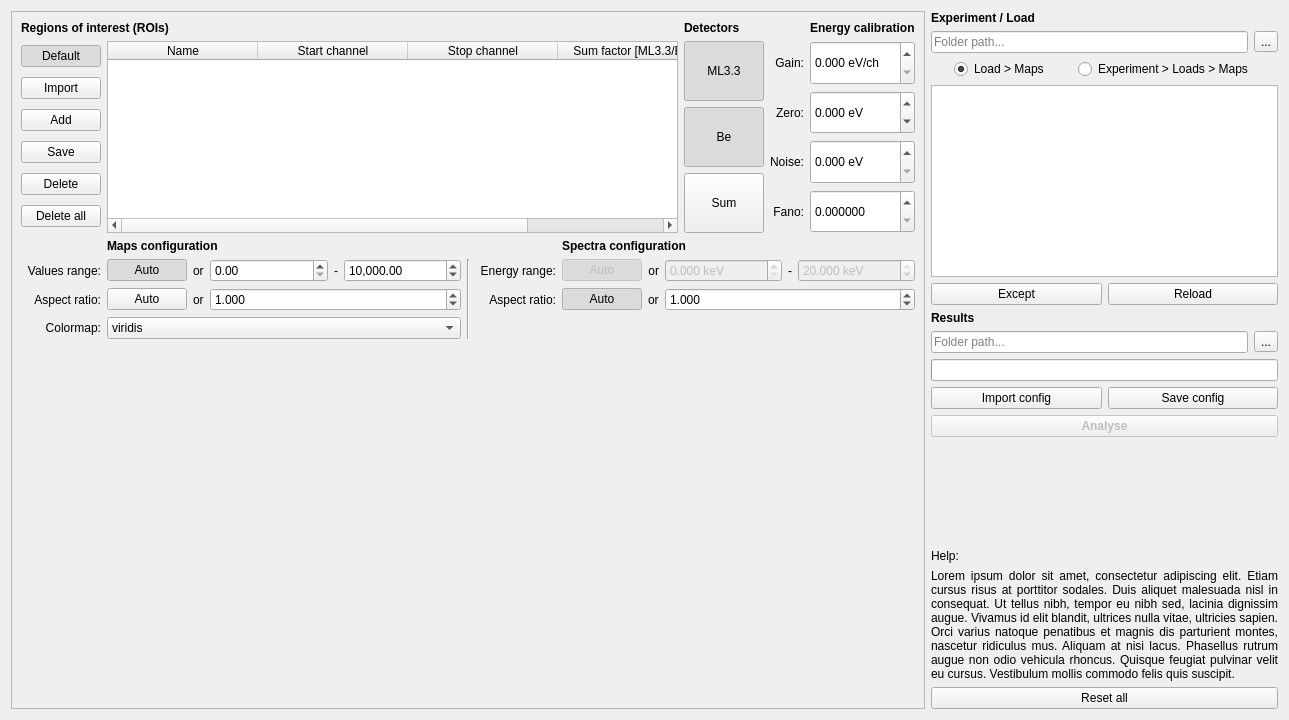
Old version of the form batch.ui in the repository pfilipl/PolyX-XRF-Data-Analyser.
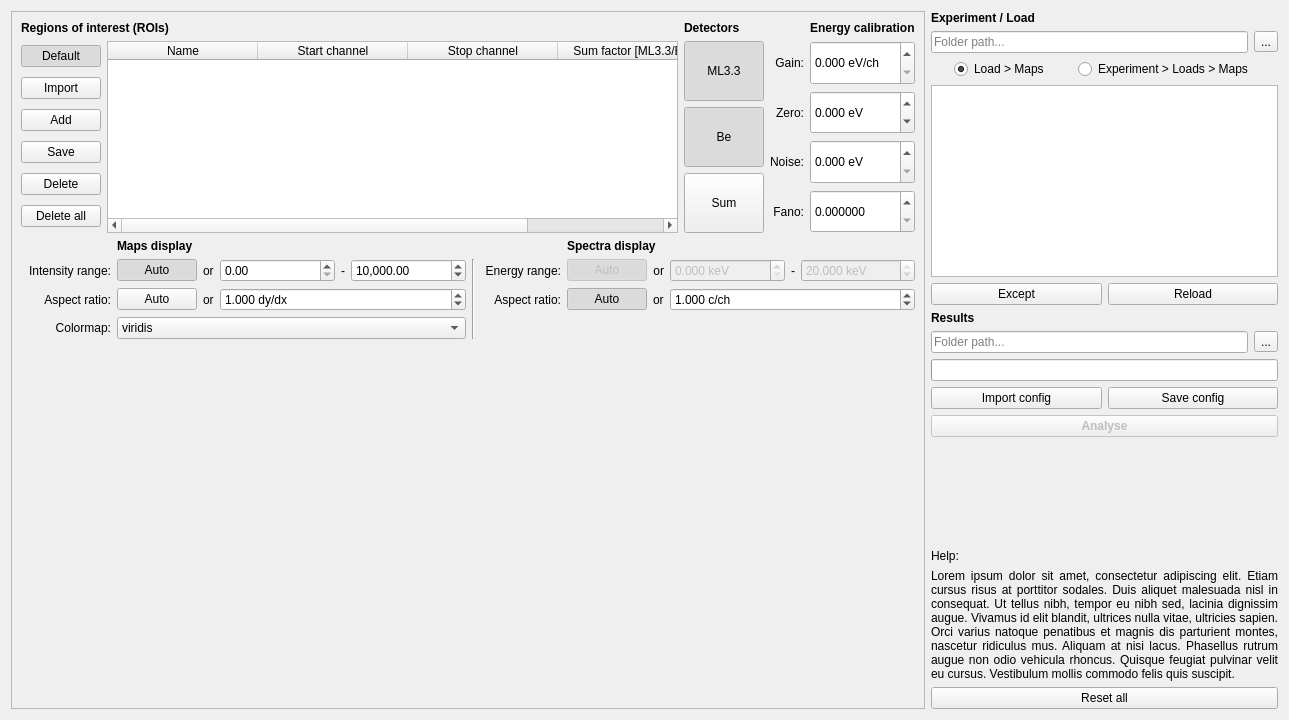
New version of the form.

Commit message: Checkboxes in add roi dialog

The edit to the form file:
```diff
--- a/batch.ui
+++ b/batch.ui
@@ -660,6 +660,9 @@
               <property name="mouseTracking">
                <bool>true</bool>
               </property>
+              <property name="suffix">
+               <string> c/ch</string>
+              </property>
               <property name="decimals">
                <number>3</number>
               </property>
@@ -844,6 +847,9 @@
               <property name="mouseTracking">
                <bool>true</bool>
               </property>
+              <property name="suffix">
+               <string> dy/dx</string>
+              </property>
               <property name="decimals">
                <number>3</number>
               </property>
@@ -876,13 +882,13 @@
             </property>
             <property name="minimumSize">
              <size>
-              <width>80</width>
+              <width>90</width>
               <height>0</height>
              </size>
             </property>
             <property name="maximumSize">
              <size>
-              <width>80</width>
+              <width>90</width>
               <height>16777215</height>
              </size>
             </property>
@@ -1037,13 +1043,13 @@
             </property>
             <property name="minimumSize">
              <size>
-              <width>80</width>
+              <width>90</width>
               <height>0</height>
              </size>
             </property>
             <property name="maximumSize">
              <size>
-              <width>80</width>
+              <width>90</width>
               <height>16777215</height>
              </size>
             </property>
@@ -1068,13 +1074,13 @@
             </property>
             <property name="minimumSize">
              <size>
-              <width>80</width>
+              <width>90</width>
               <height>0</height>
              </size>
             </property>
             <property name="maximumSize">
              <size>
-              <width>80</width>
+              <width>90</width>
               <height>16777215</height>
              </size>
             </property>
@@ -1082,7 +1088,7 @@
              <bool>true</bool>
             </property>
             <property name="text">
-             <string>Values range:</string>
+             <string>Intensity range:</string>
             </property>
             <property name="alignment">
              <set>Qt::AlignmentFlag::AlignRight|Qt::AlignmentFlag::AlignTrailing|Qt::AlignmentFlag::AlignVCenter</set>
@@ -1109,7 +1115,7 @@
              <enum>Qt::LayoutDirection::LeftToRight</enum>
             </property>
             <property name="text">
-             <string>Maps configuration</string>
+             <string>Maps display</string>
             </property>
             <property name="alignment">
              <set>Qt::AlignmentFlag::AlignLeading|Qt::AlignmentFlag::AlignLeft|Qt::AlignmentFlag::AlignVCenter</set>
@@ -1136,7 +1142,7 @@
              <enum>Qt::LayoutDirection::LeftToRight</enum>
             </property>
             <property name="text">
-             <string>Spectra configuration</string>
+             <string>Spectra display</string>
             </property>
             <property name="alignment">
              <set>Qt::AlignmentFlag::AlignLeading|Qt::AlignmentFlag::AlignLeft|Qt::AlignmentFlag::AlignVCenter</set>
```
The commit also changes 4 other files.
